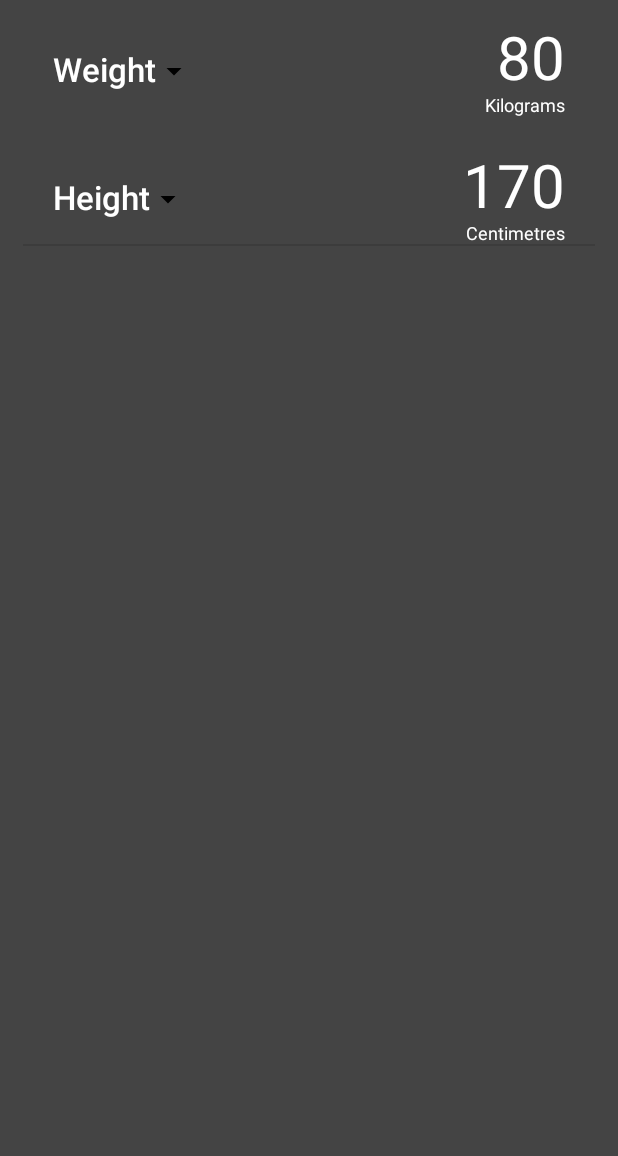
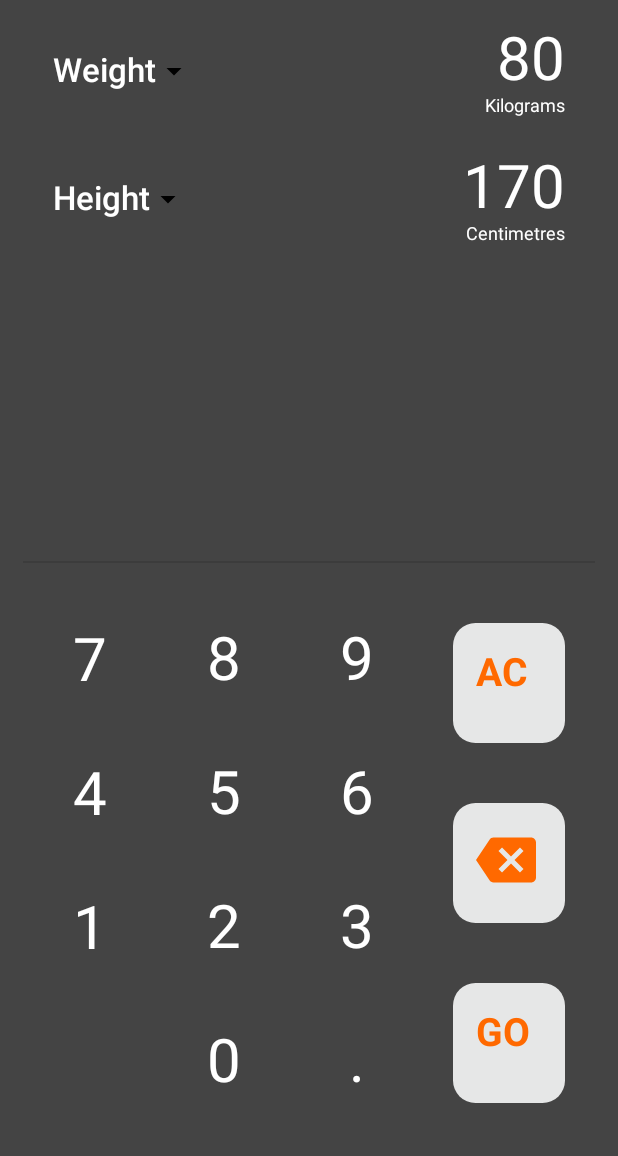
Before and after one commit to teotia-codes/BMiCalculator, an Android app built with Jetpack Compose: the @Preview function BMIScreenPrev, on a phone screen of 412 x 824 dp, the part 80-1236 px from its top. Run offline under Robolectric (Android 15) with nearby library versions, the phone set to English and light mode, and no system bars.

Commit message:
done with UI setup

```diff
--- a/app/src/main/java/com/example/courseapp/ui/theme/Bmi.kt
+++ b/app/src/main/java/com/example/courseapp/ui/theme/Bmi.kt
@@ -28,7 +28,8 @@ fun BMIScreen() {
         modifier = Modifier
             .fillMaxSize()
             .background(Color.DarkGray)
-            .padding(15.dp)
+            .padding(15.dp),
+        verticalArrangement = Arrangement.SpaceBetween
     ) {
         Column(
             modifier = Modifier.fillMaxWidth()
@@ -98,7 +99,19 @@ fun BMIScreen() {
             Divider()
             Spacer(modifier = Modifier.height(20.dp))
 
-        }
+            Row {
+                NumberKeyboard(
+                    onNumberClicked = {}, modifier = Modifier.weight(7f))
+                Column(
+                    modifier = Modifier.weight(3f)
+                ) {
+                    SymbolButton(symbol = "AC", onClick = {})
+                    SymbolButtonwithIcon(onClick = {})
+                    SymbolButton(symbol = "GO", onClick = {})
+                }
+            }
+
+                   }
 
     }
 
--- a/app/src/main/java/com/example/courseapp/ui/theme/Components.kt
+++ b/app/src/main/java/com/example/courseapp/ui/theme/Components.kt
@@ -4,13 +4,16 @@ import androidx.compose.foundation.background
 import androidx.compose.foundation.clickable
 import androidx.compose.foundation.layout.Box
 import androidx.compose.foundation.layout.Column
+import androidx.compose.foundation.layout.ColumnScope
 import androidx.compose.foundation.layout.Row
 import androidx.compose.foundation.layout.aspectRatio
 import androidx.compose.foundation.layout.padding
+import androidx.compose.foundation.layout.size
 import androidx.compose.foundation.lazy.grid.GridCells
 import androidx.compose.foundation.lazy.grid.LazyVerticalGrid
 import androidx.compose.foundation.lazy.grid.items
 import androidx.compose.foundation.shape.CircleShape
+import androidx.compose.foundation.shape.RoundedCornerShape
 import androidx.compose.material.Icon
 import androidx.compose.material.Text
 import androidx.compose.material.icons.Icons
@@ -20,10 +23,12 @@ import androidx.compose.ui.Alignment
 import androidx.compose.ui.Modifier
 import androidx.compose.ui.draw.clip
 import androidx.compose.ui.graphics.Color
+import androidx.compose.ui.res.painterResource
 import androidx.compose.ui.text.font.FontWeight
 import androidx.compose.ui.tooling.preview.Preview
 import androidx.compose.ui.unit.dp
 import androidx.compose.ui.unit.sp
+import com.example.courseapp.R
 
 @Composable
 fun UnitItem(
@@ -90,8 +95,11 @@ fun InputUnitValue(
 
 
 @Composable
-fun NumberKeyboard() {
-    Column(modifier = Modifier) {
+fun NumberKeyboard(
+    modifier: Modifier,
+    onNumberClicked: (String)->Unit
+) {
+    Column(modifier = modifier) {
         val numberList = listOf(
             "7", "8", "9", "4", "5", "6", "1", "2", "3","", "0", "."
         )
@@ -101,7 +109,7 @@ fun NumberKeyboard() {
             items(numberList) { item ->
                 NumberB(
                     value = item,
-                    onClick = {},
+                    onClick = onNumberClicked,
                     modifier = Modifier
                         .aspectRatio(1f)
                         .weight(1f)
@@ -112,8 +120,41 @@ fun NumberKeyboard() {
     }
 }
 
-@Preview
 @Composable
-fun PRevv() {
-    NumberKeyboard()
+fun ColumnScope.SymbolButton(
+    symbol: String,
+    onClick: () ->Unit
+) {
+    Box(modifier = Modifier
+        .padding(20.dp)
+        .clip(RoundedCornerShape(15.dp))
+        .background(CustomGray)
+        .clickable { onClick() }
+        .padding(15.dp)
+        .weight(1f)
+        .aspectRatio(1f))
+    {
+        Text(text = symbol, fontSize = 26.sp,
+            fontWeight = FontWeight.Bold,
+            color = CustomOrange)
+    }
 }
+@Composable
+fun ColumnScope.SymbolButtonwithIcon(
+    onClick: () ->Unit
+) {
+    Box(modifier = Modifier
+        .padding(20.dp)
+        .clip(RoundedCornerShape(15.dp))
+        .background(CustomGray)
+        .clickable { onClick() }
+        .padding(15.dp)
+        .weight(1f)
+        .aspectRatio(1f))
+    {
+        Icon(painter = painterResource(R.drawable.baseline_backspace_24),
+            contentDescription = "Delete Icon",
+            tint = CustomOrange,
+            modifier = Modifier.size(40.dp))
+     }
+}
--- /dev/null
+++ b/app/src/main/res/drawable/baseline_backspace_24.xml
@@ -0,0 +1,5 @@
+<vector android:autoMirrored="true" android:height="24dp"
+    android:tint="#000000" android:viewportHeight="24"
+    android:viewportWidth="24" android:width="24dp" xmlns:android="http://schemas.android.com/apk/res/android">
+    <path android:fillColor="@android:color/white" android:pathData="M22,3L7,3c-0.69,0 -1.23,0.35 -1.59,0.88L0,12l5.41,8.11c0.36,0.53 0.9,0.89 1.59,0.89h15c1.1,0 2,-0.9 2,-2L24,5c0,-1.1 -0.9,-2 -2,-2zM19,15.59L17.59,17 14,13.41 10.41,17 9,15.59 12.59,12 9,8.41 10.41,7 14,10.59 17.59,7 19,8.41 15.41,12 19,15.59z"/>
+</vector>
```
